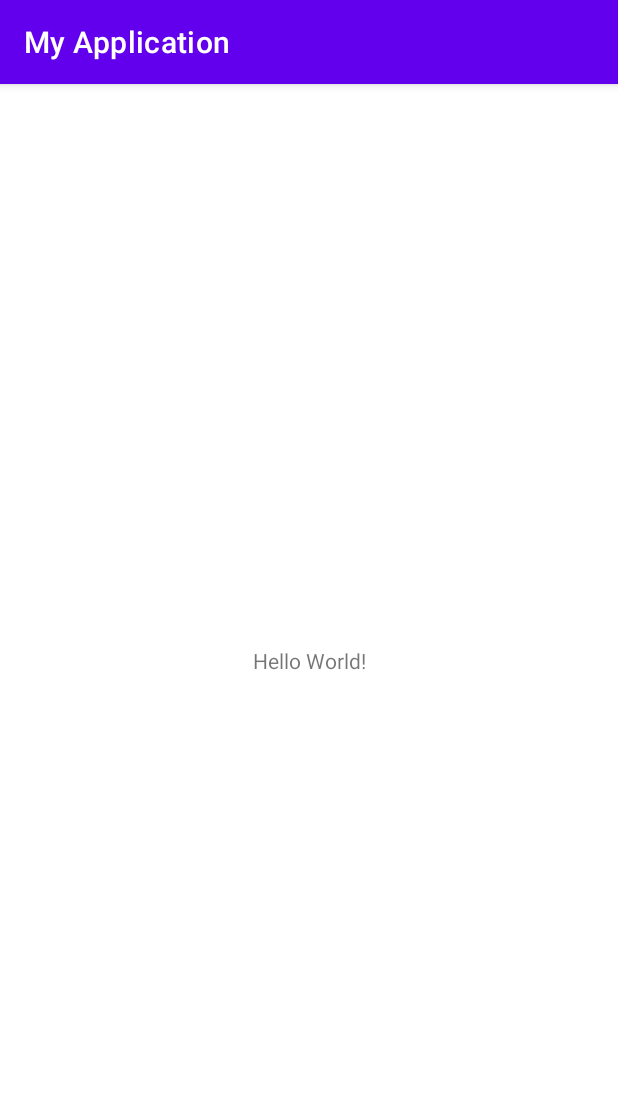
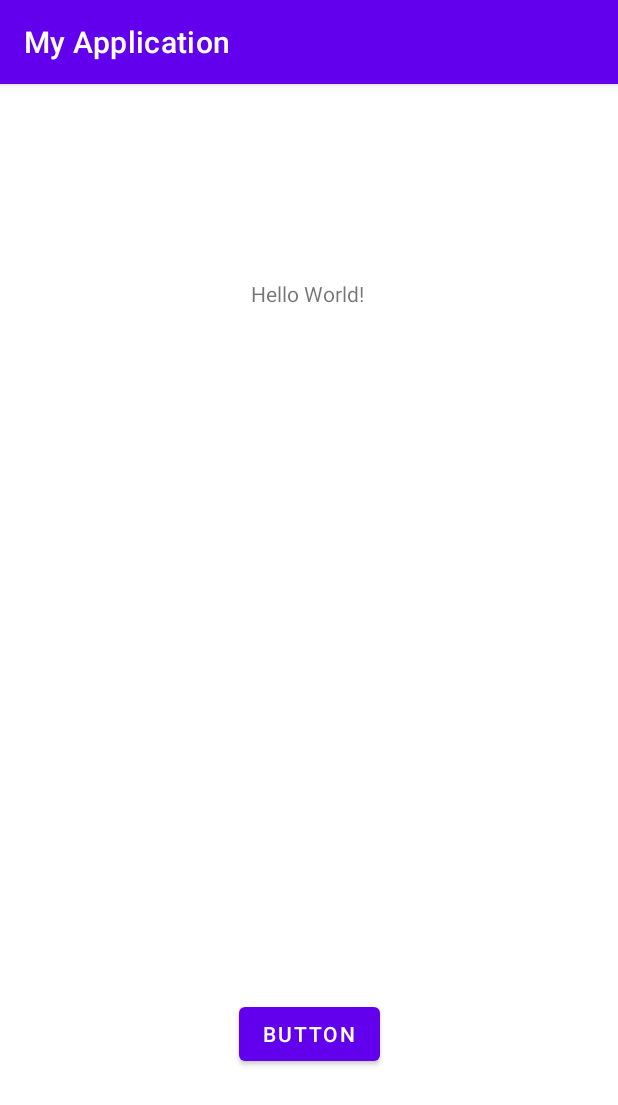
Before and after one commit to maddyb99/bobble_opencv_jni, an Android app: the screen it shows after launch (MainActivity), on a phone screen of 412 x 824 dp. Shown: the top 1105 px of the screen. Run offline under Robolectric (Android 15) with nearby library versions, the phone set to English and light mode, and no system bars; 2 statements that could not run were skipped.

Commit message:
add image picker

```diff
--- a/app/src/main/AndroidManifest.xml
+++ b/app/src/main/AndroidManifest.xml
@@ -1,7 +1,7 @@
 <?xml version="1.0" encoding="utf-8"?>
 <manifest xmlns:android="http://schemas.android.com/apk/res/android"
     package="tech.maddybcorp.bobbleopencv">
-
+    <uses-permission android:name="android.permission.READ_EXTERNAL_STORAGE"/>
     <application
         android:allowBackup="true"
         android:icon="@mipmap/ic_launcher"
--- a/app/src/main/cpp/CMakeLists.txt
+++ b/app/src/main/cpp/CMakeLists.txt
@@ -14,7 +14,7 @@ project("bobbleopencv")
 # You can define multiple libraries, and CMake builds them for you.
 # Gradle automatically packages shared libraries with your APK.
 
-add_subdirectory(webp)
+#add_subdirectory(webp)
 
 add_library( # Sets the name of the library.
              native-lib
--- a/app/src/main/java/tech/maddybcorp/bobbleopencv/MainActivity.kt
+++ b/app/src/main/java/tech/maddybcorp/bobbleopencv/MainActivity.kt
@@ -2,17 +2,39 @@ package tech.maddybcorp.bobbleopencv
 
 import androidx.appcompat.app.AppCompatActivity
 import android.os.Bundle
+import android.content.Intent
+import android.net.Uri
 import android.widget.TextView
+import android.provider.MediaStore
+import android.widget.Button
+import android.widget.ImageView
 
 class MainActivity : AppCompatActivity() {
+    lateinit var imageView: ImageView
+    lateinit var button: Button
+    private val pickImage = 100
+    private var imageUri: Uri? = null
     override fun onCreate(savedInstanceState: Bundle?) {
         super.onCreate(savedInstanceState)
         setContentView(R.layout.activity_main)
+        imageView = findViewById(R.id.imageView)
+        button = findViewById(R.id.buttonLoadPicture)
+        button.setOnClickListener {
+            val gallery = Intent(Intent.ACTION_PICK, MediaStore.Images.Media.INTERNAL_CONTENT_URI)
+            startActivityForResult(gallery, pickImage)
+        }
 
         // Example of a call to a native method
         findViewById<TextView>(R.id.sample_text).text = stringFromJNI()
     }
 
+    override fun onActivityResult(requestCode: Int, resultCode: Int, data: Intent?) {
+        super.onActivityResult(requestCode, resultCode, data)
+        if (resultCode == RESULT_OK && requestCode == pickImage) {
+            imageUri = data?.data
+            imageView.setImageURI(imageUri)
+        }
+    }
     /**
      * A native method that is implemented by the 'native-lib' native library,
      * which is packaged with this application.
--- a/app/src/main/res/layout/activity_main.xml
+++ b/app/src/main/res/layout/activity_main.xml
@@ -6,14 +6,39 @@
     android:layout_height="match_parent"
     tools:context=".MainActivity">
 
+    <Button
+        android:id="@+id/buttonLoadPicture"
+        android:layout_width="wrap_content"
+        android:layout_height="wrap_content"
+        android:text="Button"
+        app:layout_constraintBottom_toBottomOf="parent"
+        app:layout_constraintEnd_toEndOf="parent"
+        app:layout_constraintStart_toStartOf="parent"
+        app:layout_constraintTop_toTopOf="parent"
+        app:layout_constraintVertical_bias="0.846" />
+
+
+    <ImageView
+        android:id="@+id/imageView"
+        android:layout_width="200dp"
+        android:layout_height="200dp"
+        android:layout_weight="1"
+        app:layout_constraintBottom_toBottomOf="parent"
+        app:layout_constraintEnd_toEndOf="parent"
+        app:layout_constraintHorizontal_bias="0.5"
+        app:layout_constraintStart_toStartOf="parent"
+        app:layout_constraintTop_toTopOf="parent" />
+
     <TextView
         android:id="@+id/sample_text"
         android:layout_width="wrap_content"
         android:layout_height="wrap_content"
         android:text="Hello World!"
         app:layout_constraintBottom_toBottomOf="parent"
+        app:layout_constraintHorizontal_bias="0.498"
         app:layout_constraintLeft_toLeftOf="parent"
         app:layout_constraintRight_toRightOf="parent"
-        app:layout_constraintTop_toTopOf="parent" />
+        app:layout_constraintTop_toTopOf="parent"
+        app:layout_constraintVertical_bias="0.174" />
 
 </androidx.constraintlayout.widget.ConstraintLayout>
```
Also changed, not shown: app/build.gradle (+9 -0 lines), gradle/wrapper/gradle-wrapper.properties.
